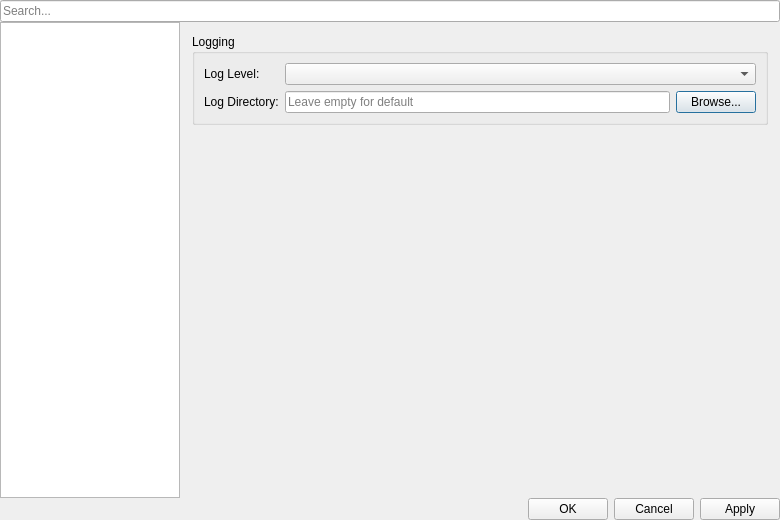
Before: the Qt Designer form ui/SettingsDialog.ui in Hendrix4858/AltTaber, drawn with Qt 5.
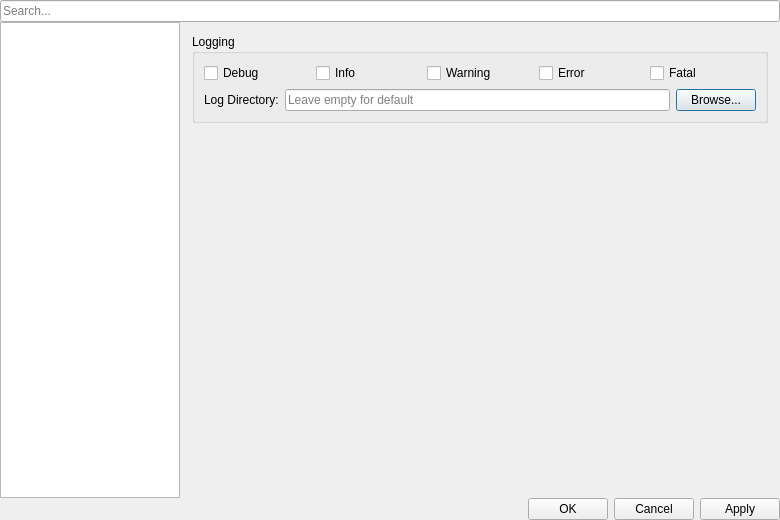
After: the same form once the commit is applied. The open tabs and pages were chosen to show the change.

Commit message: [Refactor] Update logging mechanism to use flags instead of levels, enhance UI for log settings

The edit to the form file:
```diff
--- a/ui/SettingsDialog.ui
+++ b/ui/SettingsDialog.ui
@@ -339,15 +339,44 @@
             <string>Logging</string>
            </property>
            <layout class="QFormLayout" name="logFormLayout">
-            <item row="0" column="0">
-             <widget class="QLabel" name="logLevelLabel">
+             <item row="0" column="0" colspan="2">
+              <layout class="QHBoxLayout" name="logCheckLayout">
+               <item>
+                <widget class="QCheckBox" name="chkLogDebug">
               <property name="text">
-               <string>Log Level:</string>
+                  <string>Debug</string>
               </property>
              </widget>
             </item>
-            <item row="0" column="1">
-             <widget class="QComboBox" name="logLevelCombo"/>
+               <item>
+                <widget class="QCheckBox" name="chkLogInfo">
+                 <property name="text">
+                  <string>Info</string>
+                 </property>
+                </widget>
+               </item>
+               <item>
+                <widget class="QCheckBox" name="chkLogWarn">
+                 <property name="text">
+                  <string>Warning</string>
+                 </property>
+                </widget>
+               </item>
+               <item>
+                <widget class="QCheckBox" name="chkLogError">
+                 <property name="text">
+                  <string>Error</string>
+                 </property>
+                </widget>
+               </item>
+               <item>
+                <widget class="QCheckBox" name="chkLogFatal">
+                 <property name="text">
+                  <string>Fatal</string>
+                 </property>
+                </widget>
+               </item>
+              </layout>
             </item>
             <item row="1" column="0">
              <widget class="QLabel" name="logDirLabel">
```
Lines whose indentation alone changed are shown as unchanged. The commit also changes 4 other files.
